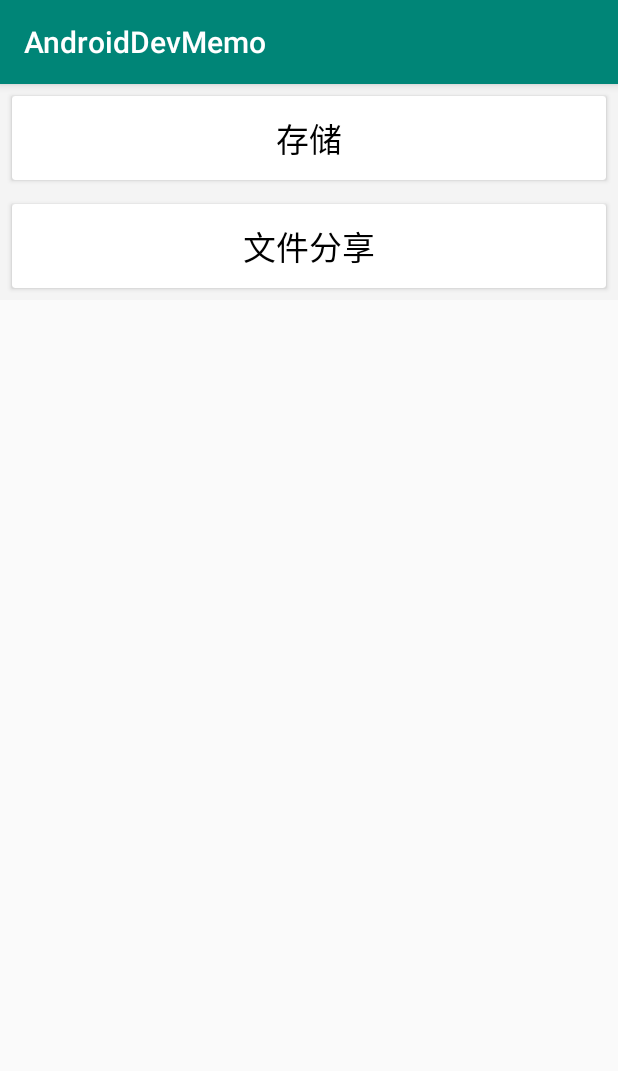
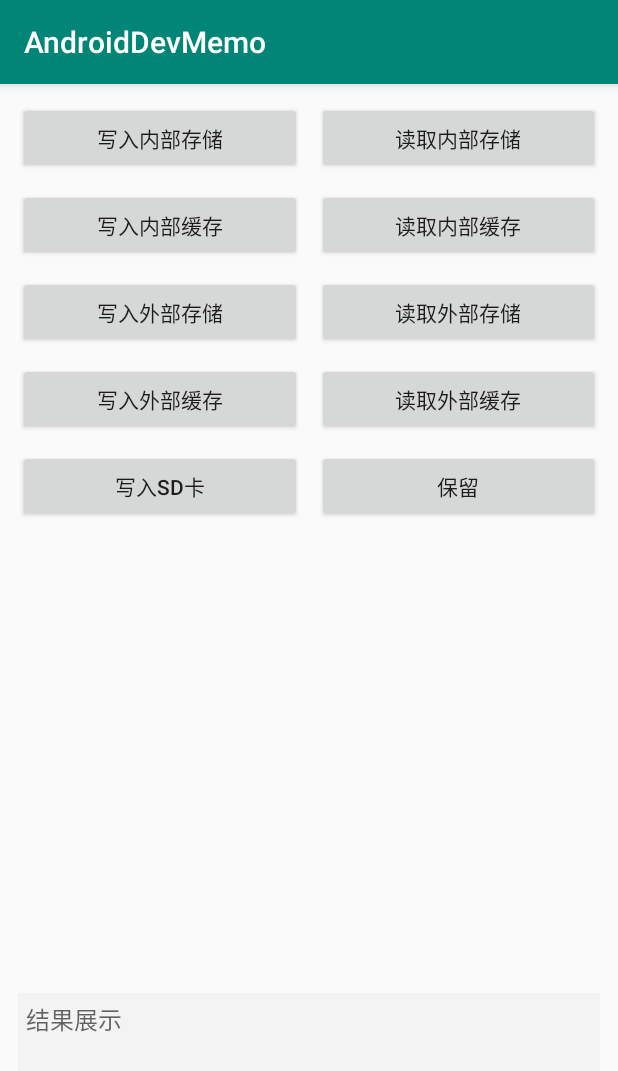
Before and after one commit to shusheng007/AndroidDevMemo, an Android app: the screen it shows after launch (MainActivity before the commit, StorageActivity after it), after a tap on "存储", on a phone screen of 412 x 824 dp. Shown: the top 1071 px of the screen. Run offline under Robolectric (Android 15) with nearby library versions, the phone set to English and light mode, and no system bars.

Commit message:
feature：Complete file system read-write file example

```diff
--- a/app/build.gradle
+++ b/app/build.gradle
@@ -25,7 +25,7 @@ android {
 
 dependencies {
     implementation fileTree(dir: 'libs', include: ['*.jar'])
-    implementation"org.jetbrains.kotlin:kotlin-stdlib-jdk7:$kotlin_version"
+    implementation "org.jetbrains.kotlin:kotlin-stdlib-jdk7:$kotlin_version"
     implementation 'androidx.appcompat:appcompat:1.1.0'
     implementation 'androidx.core:core-ktx:1.0.2'
     implementation 'androidx.constraintlayout:constraintlayout:1.1.3'
--- a/app/src/main/AndroidManifest.xml
+++ b/app/src/main/AndroidManifest.xml
@@ -2,6 +2,7 @@
 <manifest xmlns:android="http://schemas.android.com/apk/res/android"
     package="top.ss007.androiddevmemo">
 
+    <uses-permission android:name="android.permission.WRITE_EXTERNAL_STORAGE" />
     <application
         android:allowBackup="true"
         android:icon="@mipmap/ic_launcher"
@@ -9,6 +10,7 @@
         android:roundIcon="@mipmap/ic_launcher_round"
         android:supportsRtl="true"
         android:theme="@style/AppTheme">
+        <activity android:name=".storage.StorageActivity"></activity>
         <activity android:name=".MainActivity">
             <intent-filter>
                 <action android:name="android.intent.action.MAIN" />
--- a/app/src/main/java/top/ss007/androiddevmemo/MainActivity.kt
+++ b/app/src/main/java/top/ss007/androiddevmemo/MainActivity.kt
@@ -1,5 +1,6 @@
 package top.ss007.androiddevmemo
 
+import android.content.Intent
 import android.os.Bundle
 import android.view.View
 import android.widget.Toast
@@ -7,6 +8,7 @@ import androidx.appcompat.app.AppCompatActivity
 import androidx.recyclerview.widget.GridLayoutManager
 import androidx.recyclerview.widget.LinearLayoutManager
 import androidx.recyclerview.widget.RecyclerView
+import top.ss007.androiddevmemo.storage.StorageActivity
 
 class MainActivity : AppCompatActivity() {
     private lateinit var currentLayoutType: LayoutManagerType
@@ -31,13 +33,13 @@ class MainActivity : AppCompatActivity() {
             override fun onItemClicked(view: View, data: MemoData) {
                 when(data.type){
                     MemoType.STORAGE->{
-
+                        startActivity(Intent(this@MainActivity,StorageActivity::class.java))
                     }
                     MemoType.FILE_SHARE->{
 
                     }
                 }
-                Toast.makeText(this@MainActivity, data.toString(), Toast.LENGTH_LONG).show()
+//                Toast.makeText(this@MainActivity, data.toString(), Toast.LENGTH_LONG).show()
             }
         }
         recyclerView.adapter = adapter
--- /dev/null
+++ b/app/src/main/java/top/ss007/androiddevmemo/storage/StorageActivity.kt
@@ -0,0 +1,151 @@
+package top.ss007.androiddevmemo.storage
+
+import android.Manifest
+import android.content.pm.PackageManager
+import android.os.Bundle
+import android.os.Environment
+import android.text.method.ScrollingMovementMethod
+import android.view.View
+import android.widget.Button
+import android.widget.TextView
+import androidx.appcompat.app.AppCompatActivity
+import androidx.core.app.ActivityCompat
+import top.ss007.androiddevmemo.R
+import java.io.File
+import java.io.FileInputStream
+import java.io.FileOutputStream
+
+class StorageActivity : AppCompatActivity() {
+    private lateinit var tvResult: TextView
+    private var sb = StringBuilder()
+    override fun onCreate(savedInstanceState: Bundle?) {
+        super.onCreate(savedInstanceState)
+        setContentView(R.layout.activity_storage)
+        tvResult = findViewById(R.id.tv_result)
+        tvResult.setMovementMethod(ScrollingMovementMethod())
+        findViewById<Button>(R.id.btn_write_internal).setOnClickListener(listener)
+        findViewById<Button>(R.id.btn_write_internal_catch).setOnClickListener(listener)
+        findViewById<Button>(R.id.btn_write_external).setOnClickListener(listener)
+        findViewById<Button>(R.id.btn_write_external_catch).setOnClickListener(listener)
+        findViewById<Button>(R.id.btn_read_internal).setOnClickListener(listener)
+        findViewById<Button>(R.id.btn_read_internal_catch).setOnClickListener(listener)
+        findViewById<Button>(R.id.btn_read_external).setOnClickListener(listener)
+        findViewById<Button>(R.id.btn_read_external_catch).setOnClickListener(listener)
+        findViewById<Button>(R.id.btn_write_sd_card).setOnClickListener(listener)
+        findViewById<Button>(R.id.btn_read_sd_card).setOnClickListener(listener)
+    }
+
+    private val listener = object : View.OnClickListener {
+        override fun onClick(v: View?) {
+            when (v?.id) {
+                //自由APP自己可以查看
+                R.id.btn_write_internal -> {
+                    val dir = this@StorageActivity.filesDir
+                    val file = File(dir, INTERNAL_FILE_NAME)
+                    writeFile(file)
+                    sb.append("内部写: $dir \n\n")
+                }
+                R.id.btn_read_internal -> {
+                    val resultStr =
+                        readFile(this@StorageActivity.filesDir.path + "/" + INTERNAL_FILE_NAME)
+                    sb.append("内部读: $resultStr \n\n")
+                }
+                //自由APP自己可以查看，当系统存储不足时会删除，所以需要用户自己维护缓存的size
+                R.id.btn_write_internal_catch -> {
+                    val dir = this@StorageActivity.cacheDir
+                    val file = File(dir, INTERNAL_CATCH_FILE_NAME)
+                    writeFile(file)
+                    sb.append("内部缓存写: $dir \n\n")
+                }
+                R.id.btn_read_internal_catch -> {
+                    val resultStr =
+                        readFile(this@StorageActivity.cacheDir.path + "/" + INTERNAL_CATCH_FILE_NAME)
+                    sb.append("内部缓存读: $resultStr \n\n")
+                }
+                //所有APP可见，但是需要知道具体的路径，API>19以后不需要写入及读取存储的权限
+                R.id.btn_write_external -> {
+                    //参数null表示没有子目录
+                    val dir = this@StorageActivity.getExternalFilesDir(null)
+                    val file = File(dir, EXTERNAL_FILE_NAME)
+                    writeFile(file)
+                    sb.append("外部写: $dir \n\n")
+                }
+                R.id.btn_read_external -> {
+                    val dir = this@StorageActivity.getExternalFilesDir(null)
+                    val resultStr =
+                        readFile(dir?.path + "/" + EXTERNAL_FILE_NAME)
+                    sb.append("外部读: $resultStr \n\n")
+                }
+                R.id.btn_write_external_catch -> {
+                    val dir = this@StorageActivity.externalCacheDir
+                    val file = File(dir, EXTERNAL_CATCH_FILE_NAME)
+                    writeFile(file)
+                    sb.append("外部缓存写: $dir \n\n")
+                }
+                R.id.btn_read_external_catch -> {
+                    val resultStr =
+                        readFile(this@StorageActivity.externalCacheDir?.path + "/" + EXTERNAL_CATCH_FILE_NAME)
+                    sb.append("外部缓存读: $resultStr \n\n")
+                }
+                //需要写存储权限
+                R.id.btn_write_sd_card->{
+                    if (Environment.getExternalStorageState()==Environment.MEDIA_MOUNTED){
+                        ActivityCompat.requestPermissions(this@StorageActivity,arrayOf(Manifest.permission.WRITE_EXTERNAL_STORAGE),PERMISSION_REQUEST_CODE)
+                    }
+                }
+            }
+            tvResult.text = sb.toString()
+        }
+    }
+
+    override fun onRequestPermissionsResult(
+        requestCode: Int,
+        permissions: Array<out String>,
+        grantResults: IntArray
+    ) {
+        when(requestCode){
+            PERMISSION_REQUEST_CODE->{
+                if (grantResults[0]== PackageManager.PERMISSION_GRANTED){
+                    //被废弃了，在API 29以后返回的文件路径不可直接访问了
+                    val dirPath=Environment.getExternalStorageDirectory().path
+                    val dir =File("$dirPath/ShuSheng007")
+                    if (dir.exists().not()){
+                        dir.mkdir()
+                    }
+                    val file = File(dir, SD_CARD_FILE_NAME)
+                    writeFile(file)
+                    sb.append("sd卡写: $dirPath \n\n")
+                    tvResult.text = sb.toString()
+                }
+            }
+        }
+    }
+    private fun writeFile(file: File) {
+//                    openFileOutput()
+        FileOutputStream(file, false).use {
+            it.write((DEMO_CONTENT+"-"+System.currentTimeMillis()).toByteArray())
+        }
+    }
+
+    private fun readFile(pathName: String): String {
+        return try {
+            val file = File(pathName)
+            FileInputStream(file).use {
+                return String(it.readBytes())
+            }
+        } catch (e: Exception) {
+            ""
+        }
+    }
+
+    companion object {
+        private val DEMO_CONTENT = "hello world"
+        private val INTERNAL_FILE_NAME = "internal.txt"
+        private val INTERNAL_CATCH_FILE_NAME = "internalCatch.txt"
+        private val EXTERNAL_FILE_NAME = "external.txt"
+        private val EXTERNAL_CATCH_FILE_NAME = "externalCatch.txt"
+        private val SD_CARD_FILE_NAME = "sdCard.txt"
+
+        private val PERMISSION_REQUEST_CODE = 100
+    }
+}
--- /dev/null
+++ b/app/src/main/res/layout/activity_storage.xml
@@ -0,0 +1,153 @@
+<?xml version="1.0" encoding="utf-8"?>
+<androidx.constraintlayout.widget.ConstraintLayout
+    xmlns:android="http://schemas.android.com/apk/res/android"
+    xmlns:app="http://schemas.android.com/apk/res-auto"
+    xmlns:tools="http://schemas.android.com/tools"
+    android:layout_width="match_parent"
+    android:layout_height="match_parent"
+    android:layout_margin="12dp"
+    tools:context=".storage.StorageActivity">
+    <ScrollView
+        android:id="@+id/sv_scroll_view"
+        android:layout_width="match_parent"
+        android:layout_height="0dp"
+        app:layout_constraintLeft_toLeftOf="parent"
+        app:layout_constraintRight_toRightOf="parent"
+        app:layout_constraintTop_toTopOf="parent"
+        app:layout_constraintBottom_toTopOf="@+id/tv_result">
+        <androidx.constraintlayout.widget.ConstraintLayout
+            android:layout_width="match_parent"
+            android:layout_height="wrap_content">
+        <Button
+            android:id="@+id/btn_write_internal"
+            android:layout_width="0dp"
+            android:layout_height="wrap_content"
+            android:text="写入内部存储"
+            app:layout_constraintEnd_toStartOf="@+id/btn_read_internal"
+            app:layout_constraintHorizontal_bias="0.5"
+            app:layout_constraintStart_toStartOf="parent"
+            app:layout_constraintTop_toTopOf="parent" />
+
+        <Button
+            android:id="@+id/btn_write_internal_catch"
+            android:layout_width="0dp"
+            android:layout_height="wrap_content"
+            android:layout_marginTop="10dp"
+            android:text="写入内部缓存"
+            app:layout_constraintEnd_toStartOf="@+id/btn_read_internal_catch"
+            app:layout_constraintHorizontal_bias="0.5"
+            app:layout_constraintStart_toStartOf="parent"
+            app:layout_constraintTop_toBottomOf="@+id/btn_write_internal" />
+
+        <Button
+            android:id="@+id/btn_write_external"
+            android:layout_width="0dp"
+            android:layout_height="wrap_content"
+            android:layout_marginTop="10dp"
+            android:text="写入外部存储"
+            app:layout_constraintEnd_toStartOf="@+id/btn_read_external"
+            app:layout_constraintHorizontal_bias="0.5"
+            app:layout_constraintStart_toStartOf="parent"
+            app:layout_constraintTop_toBottomOf="@+id/btn_write_internal_catch" />
+
+        <Button
+            android:id="@+id/btn_read_external"
+            android:layout_width="0dp"
+            android:layout_height="wrap_content"
+            android:layout_marginStart="10dp"
+            android:text="读取外部存储"
+            app:layout_constraintBottom_toBottomOf="@+id/btn_write_external"
+            app:layout_constraintEnd_toEndOf="parent"
+            app:layout_constraintHorizontal_bias="0.5"
+            app:layout_constraintStart_toEndOf="@+id/btn_write_external"
+            app:layout_constraintTop_toTopOf="@+id/btn_write_external" />
+
+        <Button
+            android:id="@+id/btn_read_internal"
+            android:layout_width="0dp"
+            android:layout_height="wrap_content"
+            android:layout_marginStart="10dp"
+            android:text="读取内部存储"
+            app:layout_constraintBottom_toBottomOf="@+id/btn_write_internal"
+            app:layout_constraintEnd_toEndOf="parent"
+            app:layout_constraintHorizontal_bias="0.5"
+            app:layout_constraintStart_toEndOf="@+id/btn_write_internal"
+            app:layout_constraintTop_toTopOf="@+id/btn_write_internal" />
+
+        <Button
+            android:id="@+id/btn_read_internal_catch"
+            android:layout_width="0dp"
+            android:layout_height="wrap_content"
+            android:layout_marginStart="10dp"
+            android:text="读取内部缓存"
+            app:layout_constraintBottom_toBottomOf="@+id/btn_write_internal_catch"
+            app:layout_constraintEnd_toEndOf="parent"
+            app:layout_constraintHorizontal_bias="0.5"
+            app:layout_constraintStart_toEndOf="@+id/btn_write_internal_catch"
+            app:layout_constraintTop_toTopOf="@+id/btn_write_internal_catch" />
+
+        <Button
+            android:id="@+id/btn_write_external_catch"
+            android:layout_width="0dp"
+            android:layout_height="wrap_content"
+            android:layout_marginTop="10dp"
+            android:text="写入外部缓存"
+            app:layout_constraintEnd_toStartOf="@+id/btn_read_external_catch"
+            app:layout_constraintHorizontal_bias="0.5"
+            app:layout_constraintStart_toStartOf="parent"
+            app:layout_constraintTop_toBottomOf="@+id/btn_write_external" />
+
+        <Button
+            android:id="@+id/btn_read_external_catch"
+            android:layout_width="0dp"
+            android:layout_height="wrap_content"
+            android:layout_marginStart="10dp"
+            android:text="读取外部缓存"
+            app:layout_constraintBottom_toBottomOf="@+id/btn_write_external_catch"
+            app:layout_constraintEnd_toEndOf="parent"
+            app:layout_constraintHorizontal_bias="0.5"
+            app:layout_constraintStart_toEndOf="@+id/btn_write_external_catch"
+            app:layout_constraintTop_toTopOf="@+id/btn_write_external_catch" />
+
+            <Button
+                android:id="@+id/btn_write_sd_card"
+                android:layout_width="0dp"
+                android:layout_height="wrap_content"
+                android:layout_marginTop="10dp"
+                android:text="写入SD卡"
+                app:layout_constraintHorizontal_bias="0.5"
+                app:layout_constraintStart_toStartOf="parent"
+                app:layout_constraintEnd_toStartOf="@+id/btn_read_sd_card"
+                app:layout_constraintTop_toBottomOf="@+id/btn_write_external_catch" />
+
+            <Button
+                android:id="@+id/btn_read_sd_card"
+                android:layout_width="0dp"
+                android:layout_height="wrap_content"
+                android:layout_marginStart="10dp"
+                android:text="保留"
+                app:layout_constraintHorizontal_bias="0.5"
+                app:layout_constraintEnd_toEndOf="parent"
+                app:layout_constraintBottom_toBottomOf="@+id/btn_write_sd_card"
+                app:layout_constraintStart_toEndOf="@+id/btn_write_sd_card"
+                app:layout_constraintTop_toTopOf="@+id/btn_write_sd_card" />
+
+      </androidx.constraintlayout.widget.ConstraintLayout>
+    </ScrollView>
+
+    <TextView
+        android:id="@+id/tv_result"
+        android:layout_width="0dp"
+        android:layout_height="150dp"
+        app:layout_constraintBottom_toBottomOf="parent"
+        app:layout_constraintEnd_toEndOf="parent"
+        app:layout_constraintStart_toStartOf="parent"
+        android:textColor="@color/C1"
+        android:textSize="16sp"
+        android:hint="结果展示"
+        android:singleLine="false"
+        android:lineSpacingMultiplier="1.2"
+        android:padding="5dp"
+        android:scrollbars="vertical"
+        android:background="#F3F3F3"/>
+</androidx.constraintlayout.widget.ConstraintLayout>
--- a/app/src/main/res/values/colors.xml
+++ b/app/src/main/res/values/colors.xml
@@ -4,4 +4,5 @@
     <color name="colorPrimaryDark">#00574B</color>
     <color name="colorAccent">#D81B60</color>
     <color name="colorBlack">#FF000000</color>
+    <color name="C1">#4E4E4E</color>
 </resources>
```
